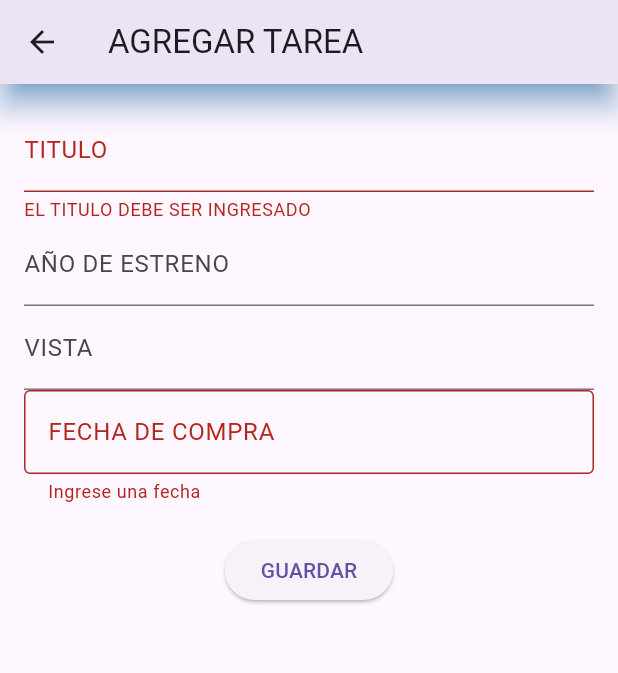
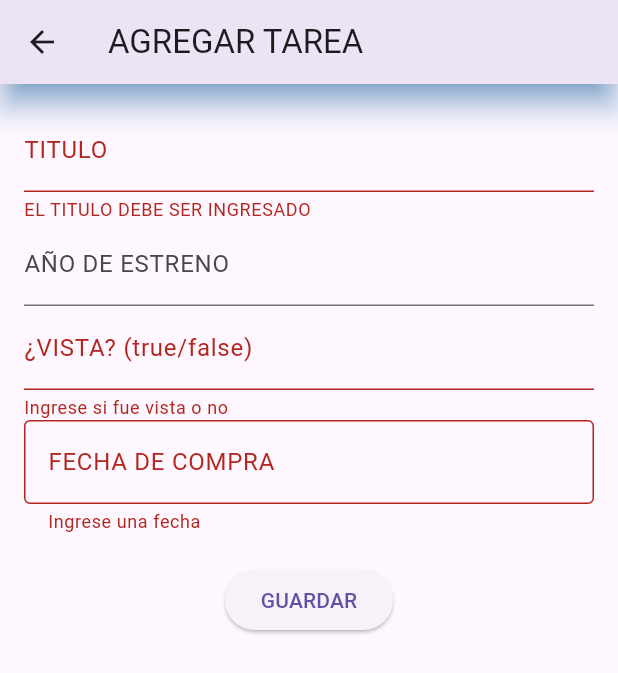
Before and after one commit to JhonatanAbrigo11/Modulo6, a Flutter app: the Addtaskpage screen opened by its route, after a tap on "GUARDAR", on a phone screen of 412 x 824 dp. Shown: the top 673 px of the screen. Run offline on Flutter 3.47's test engine with Material 3 defaults, Android fonts, the phone set to English and light mode, and no system bars; our stand-ins replace cloud_firestore, firebase_core, sqflite; accounts and stored records are empty.

Commit message:
MODIFICADO TEXRFROMFIELD DE VISTA Y EL BOTON EN ADD Y EDIT

```diff
--- a/FLUTTER/cine_club/lib/views/AddPeliculaPage.dart
+++ b/FLUTTER/cine_club/lib/views/AddPeliculaPage.dart
@@ -51,9 +51,22 @@ class _AddtaskpageState extends State<Addtaskpage> {
               ),
               TextFormField(
                 controller: _vistaController,
-                // PARA PODER INGRESAR EL TEXTO MAS LARGO
-                maxLines: null, //Permite  q crezca el texto,
-                decoration: const InputDecoration(labelText: 'VISTA'),
+                decoration: const InputDecoration(
+                  labelText: '¿VISTA? (true/false)',
+                  hintText: 'Escribe true o false',
+                ),
+                validator: (value) {
+                  if (value == null || value.isEmpty) {
+                    return 'Ingrese si fue vista o no';
+                  }
+
+                  final lower = value.toLowerCase();
+                  if (lower != 'true' && lower != 'false') {
+                    return 'Debe ser "true" o "false"';
+                  }
+
+                  return null;
+                },
               ),
 
               TextFormField(
@@ -108,7 +121,7 @@ class _AddtaskpageState extends State<Addtaskpage> {
                       titulo: _tituloController.text,
                       anioEstreno:
                           int.tryParse(_anioEstrenoController.text) ?? 0,
-                      vista: _vistaController.text.toLowerCase() == true,
+                      vista: _vistaController.text.toLowerCase() == 'true',
                       fechaCompra: _fechaCompraController.text,
                       resumen: _resumenController.text,
                     );
--- a/FLUTTER/cine_club/lib/views/EditPeliculaPage.dart
+++ b/FLUTTER/cine_club/lib/views/EditPeliculaPage.dart
@@ -68,9 +68,22 @@ class _EdiTaskPageState extends State<EdiTaskPage> {
               ),
               TextFormField(
                 controller: _vistaController,
-                // PARA PODER INGRESAR EL TEXTO MAS LARGO
-                maxLines: null, //Permite  q crezca el texto,
-                decoration: const InputDecoration(labelText: 'VISTA'),
+                decoration: const InputDecoration(
+                  labelText: '¿VISTA? (true/false)',
+                  hintText: 'Escribe true o false',
+                ),
+                validator: (value) {
+                  if (value == null || value.isEmpty) {
+                    return 'Ingrese si fue vista o no';
+                  }
+
+                  final lower = value.toLowerCase();
+                  if (lower != 'true' && lower != 'false') {
+                    return 'Debe ser "true" o "false"';
+                  }
+
+                  return null;
+                },
               ),
 
               TextFormField(
@@ -125,7 +138,7 @@ class _EdiTaskPageState extends State<EdiTaskPage> {
                       titulo: _tituloController.text,
                       anioEstreno:
                           int.tryParse(_anioEstrenoController.text) ?? 0,
-                      vista: _vistaController.text.toLowerCase() == true,
+                      vista: _vistaController.text.toLowerCase() == 'true',
                       fechaCompra: _fechaCompraController.text,
                       resumen: _resumenController.text,
                     );
--- a/FLUTTER/cine_club/lib/widgets/PeliculaTile.dart
+++ b/FLUTTER/cine_club/lib/widgets/PeliculaTile.dart
@@ -17,6 +17,7 @@ class Peliculatile extends StatelessWidget {
   Widget build(BuildContext context) {
     return Card(
       margin: const EdgeInsets.symmetric(horizontal: 20, vertical: 6),
+      color: const Color.fromARGB(255, 245, 222, 188),
       child: ListTile(
         title: Text(pelicula.titulo),
         subtitle: Text('${pelicula.anioEstreno}'),
```
